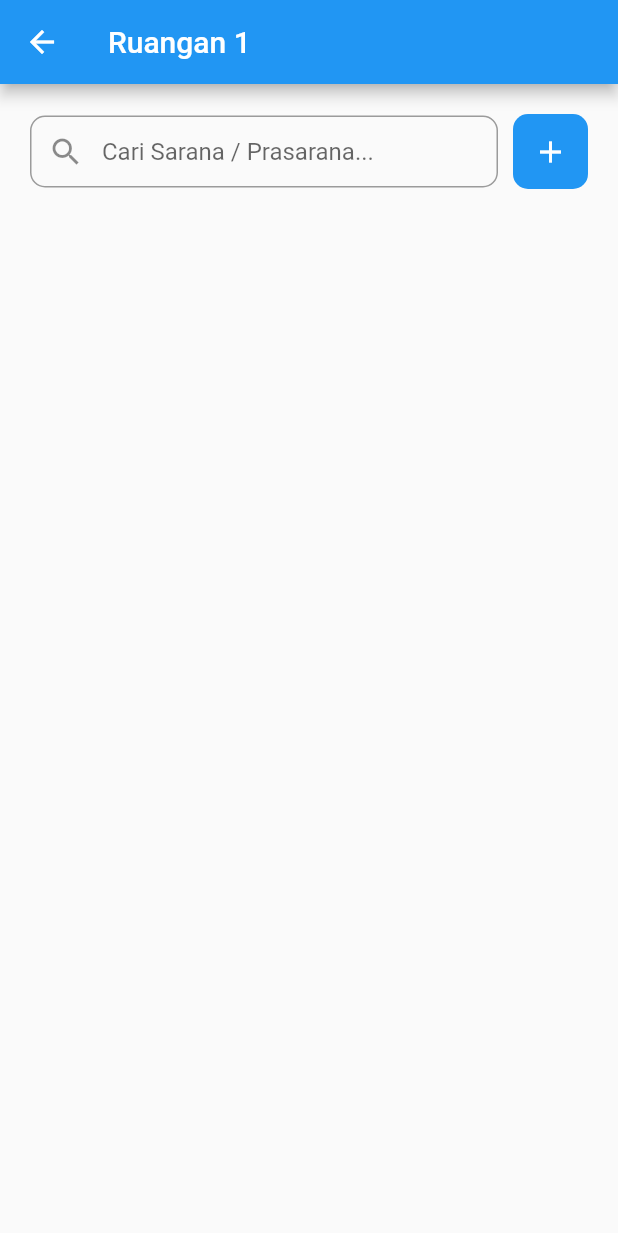
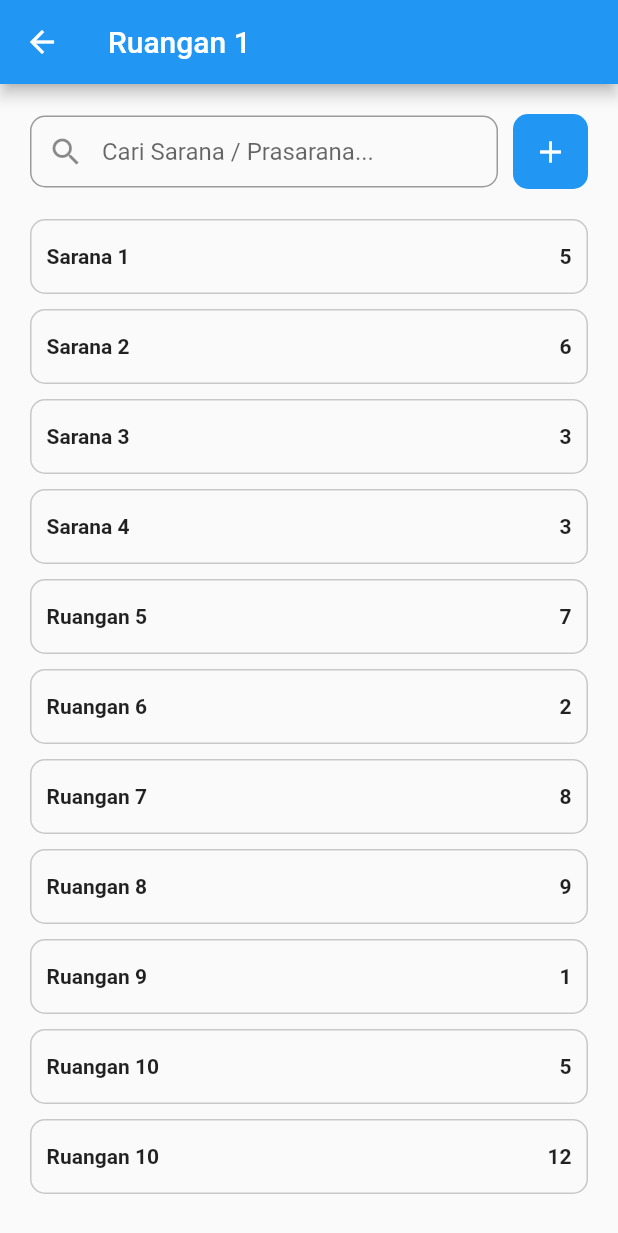
Before and after one commit to bagusyanuar/app_sarana, a Flutter app: the screen it shows after launch, after a tap on "Ruangan 1", on a phone screen of 412 x 824 dp. Shown: the top 1233 px of the screen. Run offline on Flutter 3.47's test engine with Material 2 defaults, Android fonts, the phone set to English and light mode, and no system bars; our stand-ins replace dropdown_button2.

Commit message:
add layout

```diff
--- a/lib/dummy/data.dart
+++ b/lib/dummy/data.dart
@@ -37,4 +37,32 @@ class DataDummy {
     {"id": 4, "name": "Sarana 4", "is_exists": true},
     {"id": 5, "name": "Ruangan 5", "is_exists": true},
   ];
+
+  static List<Map<String, dynamic>> DummySaranaRoom = [
+    {"id": 1, "name": "Sarana 1", "qty": 5},
+    {"id": 2, "name": "Sarana 2", "qty": 6},
+    {"id": 3, "name": "Sarana 3", "qty": 3},
+    {"id": 4, "name": "Sarana 4", "qty": 3},
+    {"id": 5, "name": "Ruangan 5", "qty": 7},
+    {"id": 6, "name": "Ruangan 6", "qty": 2},
+    {"id": 7, "name": "Ruangan 7", "qty": 8},
+    {"id": 8, "name": "Ruangan 8", "qty": 9},
+    {"id": 9, "name": "Ruangan 9", "qty": 1},
+    {"id": 10, "name": "Ruangan 10", "qty": 5},
+    {"id": 11, "name": "Ruangan 10", "qty": 12},
+  ];
+
+  static List<Map<String, dynamic>> DummyRoom = [
+    {"id": 1, "name": "Sarana 1"},
+    {"id": 2, "name": "Sarana 2"},
+    {"id": 3, "name": "Sarana 3"},
+    {"id": 4, "name": "Sarana 4"},
+    {"id": 5, "name": "Ruangan 5"},
+    {"id": 6, "name": "Ruangan 6"},
+    {"id": 7, "name": "Ruangan 7"},
+    {"id": 8, "name": "Ruangan 8"},
+    {"id": 9, "name": "Ruangan 9"},
+    {"id": 10, "name": "Ruangan 10"},
+    {"id": 11, "name": "Ruangan 11"},
+  ];
 }
--- a/lib/main.dart
+++ b/lib/main.dart
@@ -1,6 +1,8 @@
 import 'package:app_sarana/views/karyawan/add-sarana.dart';
 import 'package:app_sarana/views/karyawan/dashboard.dart';
 import 'package:app_sarana/views/karyawan/detail-ruangan.dart';
+import 'package:app_sarana/views/karyawan/sarana-in.dart';
+import 'package:app_sarana/views/karyawan/sarana-out.dart';
 import 'package:app_sarana/views/login.dart';
 import 'package:flutter/material.dart';
 
@@ -38,6 +40,8 @@ class MyApp extends StatelessWidget {
         "/dashboard-karyawan": (context) => const DashboardKaryawan(),
         "/detail-ruangan": (context) => const DetailRuangan(),
         "/add-sarana": (context) => const AddSarana(),
+        "/sarana-in": (context) => const SaranaIn(),
+        "/sarana-out": (context) => const SaranaOut(),
         // "/dashboard": (context) => const Dashboard(),
         // "/qr": (context) => const QRpage(),
         // "/riwayat": (context) => const Riwayat(),
--- a/lib/views/karyawan/dashboard.dart
+++ b/lib/views/karyawan/dashboard.dart
@@ -72,14 +72,23 @@ class _DashboardKaryawanState extends State<DashboardKaryawan> {
         ),
       ),
       bottomNavigationBar: BottomNavigationBar(
-        items: [
-          const BottomNavigationBarItem(
-              icon: Icon(Icons.home), label: "Dashboard"),
-          const BottomNavigationBarItem(
+        onTap: ((value) {
+          if (value == 1) {
+            Navigator.of(context).pushNamed("/sarana-out");
+          }
+
+          if (value == 2) {
+            Navigator.of(context).pushNamed("/sarana-in");
+          }
+        }),
+        items: const [
+          BottomNavigationBarItem(icon: Icon(Icons.home), label: "Dashboard"),
+          BottomNavigationBarItem(
               icon: Icon(Icons.outbox_rounded), label: "Sarana Keluar"),
-          const BottomNavigationBarItem(
+          BottomNavigationBarItem(
               icon: Icon(Icons.move_to_inbox), label: "Sarana Masuk"),
         ],
+        currentIndex: 0,
       ),
     );
   }
--- a/lib/views/karyawan/detail-ruangan.dart
+++ b/lib/views/karyawan/detail-ruangan.dart
@@ -3,6 +3,8 @@ import 'dart:developer';
 import 'package:app_sarana/dummy/data.dart';
 import 'package:dropdown_button2/dropdown_button2.dart';
 import 'package:flutter/material.dart';
+
+import '../../components/base-loader.dart';
 
 class DetailRuangan extends StatefulWidget {
   const DetailRuangan({Key? key}) : super(key: key);
@@ -12,10 +14,7 @@ class DetailRuangan extends StatefulWidget {
 }
 
 class _DetailRuanganState extends State<DetailRuangan> {
-  int? selectedValue;
-  final TextEditingController textEditSaranaController =
-      TextEditingController();
-
+  bool isLoading = false;
   @override
   Widget build(BuildContext context) {
     return Scaffold(
@@ -76,9 +75,66 @@ class _DetailRuanganState extends State<DetailRuangan> {
                 ),
               ],
             ),
+            Expanded(
+              child: isLoading
+                  ? const BaseLoader()
+                  : RefreshIndicator(
+                      onRefresh: () {
+                        return _refresh();
+                      },
+                      child: SingleChildScrollView(
+                        child: Padding(
+                          padding: const EdgeInsets.symmetric(horizontal: 20),
+                          child: Column(
+                            mainAxisAlignment: MainAxisAlignment.start,
+                            crossAxisAlignment: CrossAxisAlignment.start,
+                            children: DataDummy.DummySaranaRoom.map(
+                              (e) => Container(
+                                height: 50,
+                                margin: const EdgeInsets.only(bottom: 10),
+                                padding:
+                                    const EdgeInsets.symmetric(horizontal: 10),
+                                decoration: BoxDecoration(
+                                  borderRadius: BorderRadius.circular(10),
+                                  border: Border.all(
+                                    color: Colors.black54.withOpacity(0.2),
+                                    width: 1,
+                                  ),
+                                ),
+                                child: Row(
+                                  mainAxisAlignment: MainAxisAlignment.start,
+                                  crossAxisAlignment: CrossAxisAlignment.center,
+                                  children: [
+                                    Expanded(
+                                      child: Text(
+                                        e['name'],
+                                        style: const TextStyle(
+                                          fontWeight: FontWeight.bold,
+                                          fontSize: 14,
+                                        ),
+                                      ),
+                                    ),
+                                    Text(
+                                      e['qty'].toString(),
+                                      style: const TextStyle(
+                                        fontWeight: FontWeight.bold,
+                                        fontSize: 14,
+                                      ),
+                                    ),
+                                  ],
+                                ),
+                              ),
+                            ).toList(),
+                          ),
+                        ),
+                      ),
+                    ),
+            ),
           ],
         ),
       ),
     );
   }
+
+  _refresh() async {}
 }
--- a/pubspec.yaml
+++ b/pubspec.yaml
@@ -35,6 +35,7 @@ dependencies:
   # Use with the CupertinoIcons class for iOS style icons.
   cupertino_icons: ^1.0.2
   dropdown_button2: ^1.9.2
+  intl: ^0.17.0
 
 dev_dependencies:
   flutter_test:
```
Also changed, not shown: lib/views/karyawan/sarana-in.dart (added, +41 -0 lines), lib/views/karyawan/sarana-out.dart (added, +152 -0 lines), pubspec.lock.
